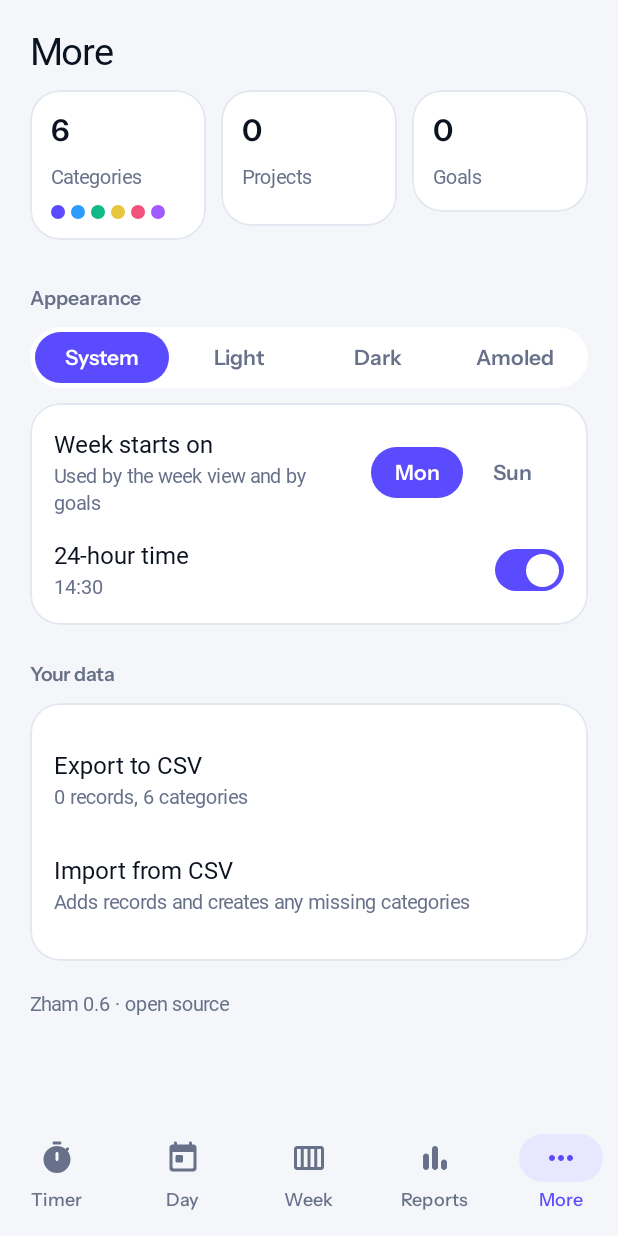
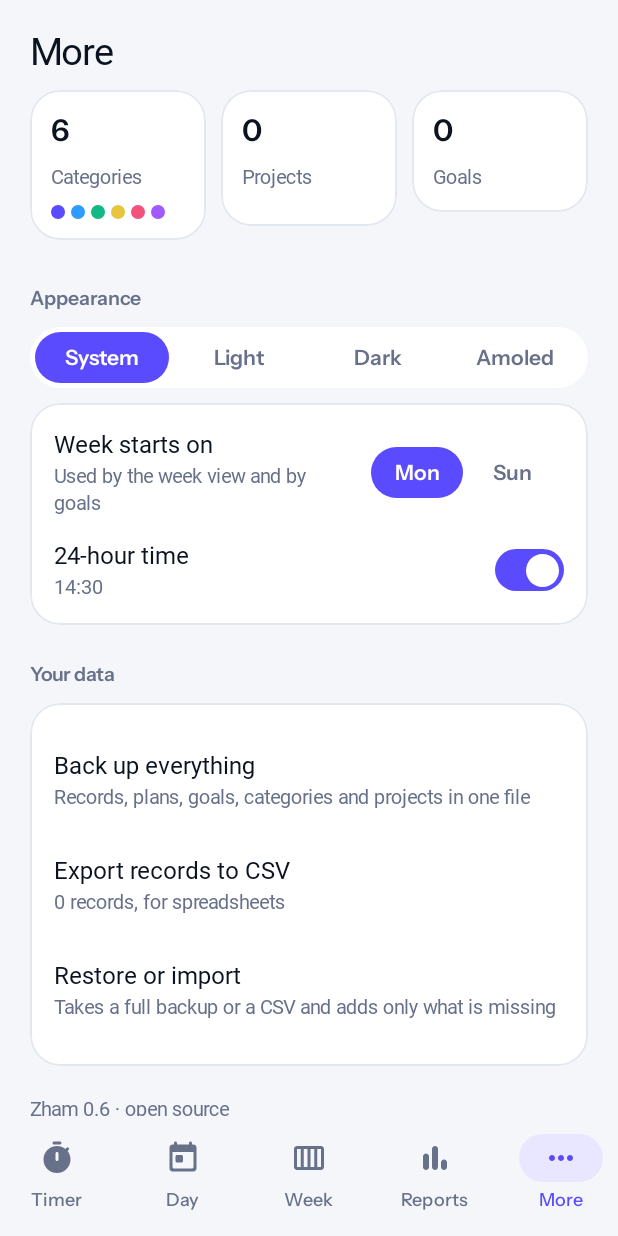
Before and after one commit to KArsen2109/ivy-time, an Android app built with Jetpack Compose: the screen it shows after launch (MainActivity), item 5 of the bottom bar chosen, on a phone screen of 412 x 824 dp. Run offline under Robolectric (Android 15) with nearby library versions, the phone set to English and light mode, and no system bars; our stand-ins replace Dagger/Hilt's generated code, Room's generated code; libraries missing offline, so code that uses them is left out: arrow.core, arrow.core.left, arrow.core.right; Roboto replaces fonts that are not available here.

Commit message:
Fix app issues: signing, undo done, backup, confirmations, midnight handling
Co-Authored-By: Claude Sonnet 5.5 <noreply@anthropic.com>
Claude-Session: https://claude.ai/code/session_01R84tgUn51nZcqyBfz9kH6T

```diff
--- a/app/src/main/kotlin/com/zham/app/AppModule.kt
+++ b/app/src/main/kotlin/com/zham/app/AppModule.kt
@@ -5,6 +5,8 @@ import dagger.Provides
 import dagger.hilt.InstallIn
 import dagger.hilt.components.SingletonComponent
 import java.time.Clock
+import java.time.Instant
+import java.time.ZoneId
 import javax.inject.Singleton
 
 @Module
@@ -12,5 +14,12 @@ import javax.inject.Singleton
 object AppModule {
     @Provides
     @Singleton
-    fun clock(): Clock = Clock.systemDefaultZone()
+    fun clock(): Clock = SystemZoneClock
 }
+
+/** Reads the phone's current zone on every use, so travelling does not leave the app on the old one. */
+private object SystemZoneClock : Clock() {
+    override fun getZone(): ZoneId = ZoneId.systemDefault()
+    override fun withZone(zone: ZoneId): Clock = Clock.system(zone)
+    override fun instant(): Instant = Instant.now()
+}
--- a/app/src/main/kotlin/com/zham/app/day/DayState.kt
+++ b/app/src/main/kotlin/com/zham/app/day/DayState.kt
@@ -43,6 +43,8 @@ data class PlanSheet(
     val repeatLabel: String,
     val description: String,
     val done: Boolean,
+    /** The day this occurrence belongs to; yesterday's for the tail of a block past midnight. */
+    val date: LocalDate,
 )
 
 sealed interface DayEvent {
@@ -54,7 +56,7 @@ sealed interface DayEvent {
     data class OpenPlan(val planId: Long) : DayEvent
     data object CloseSheet : DayEvent
     data class StartFromPlan(val planId: Long) : DayEvent
-    data class TogglePlanDone(val planId: Long) : DayEvent
+    data class TogglePlanDone(val planId: Long, val date: LocalDate, val done: Boolean) : DayEvent
     data class DeletePlan(val planId: Long) : DayEvent
     data object DismissError : DayEvent
 }
--- a/app/src/main/kotlin/com/zham/app/day/SelectedDay.kt
+++ b/app/src/main/kotlin/com/zham/app/day/SelectedDay.kt
@@ -15,13 +15,23 @@ import javax.inject.Singleton
 class SelectedDay @Inject constructor(clock: Clock) {
     private val state = MutableStateFlow(LocalDate.now(clock))
 
+    /** True while the user has not moved away from today, so a new day should carry them along. */
+    private var followingToday = true
+    private var lastToday = LocalDate.now(clock)
+
     val date: StateFlow<LocalDate> = state
 
     fun set(date: LocalDate) {
         state.value = date
+        followingToday = date == lastToday
     }
 
-    fun shift(days: Long) {
-        state.value = state.value.plusDays(days)
+    fun shift(days: Long) = set(state.value.plusDays(days))
+
+    /** Called when the calendar day rolls over, e.g. the app stayed open past midnight. */
+    fun dayChanged(today: LocalDate) {
+        if (today == lastToday) return
+        lastToday = today
+        if (followingToday) state.value = today
     }
 }
--- a/app/src/main/kotlin/com/zham/app/goals/GoalsScreen.kt
+++ b/app/src/main/kotlin/com/zham/app/goals/GoalsScreen.kt
@@ -1,5 +1,6 @@
 package com.zham.app.goals
 
+import com.zham.app.ui.rememberDeleteConfirm
 import androidx.compose.foundation.layout.Arrangement
 import androidx.compose.foundation.layout.Box
 import androidx.compose.foundation.layout.Column
@@ -97,7 +98,10 @@ fun GoalsUi(state: GoalsState, onEvent: (GoalsEvent) -> Unit, modifier: Modifier
                             color = ZhamTheme.extra.slate,
                         )
                     }
-                    IconButton(onClick = { onEvent(GoalsEvent.Delete(goal.id)) }) {
+                    val askDelete = rememberDeleteConfirm(
+                        "Delete this goal?", "The goal goes away. Your records stay.",
+                    ) { onEvent(GoalsEvent.Delete(goal.id)) }
+                    IconButton(onClick = askDelete) {
                         Icon(Icons.Rounded.Delete, contentDescription = "Delete goal")
                     }
                 }
--- a/app/src/main/kotlin/com/zham/app/more/MoreScreen.kt
+++ b/app/src/main/kotlin/com/zham/app/more/MoreScreen.kt
@@ -48,6 +48,19 @@ fun MoreScreen(
     val context = LocalContext.current
     val scope = rememberCoroutineScope()
 
+    val fullLauncher = rememberLauncherForActivityResult(
+        ActivityResultContracts.CreateDocument("application/json")
+    ) { uri ->
+        if (uri == null) return@rememberLauncherForActivityResult
+        scope.launch {
+            val text = viewModel.buildFullBackup()
+            val written = runCatching {
+                context.contentResolver.openOutputStream(uri)?.use { it.write(text.toByteArray()) }
+            }.isSuccess
+            viewModel.onEvent(MoreEvent.ExportDone(written))
+        }
+    }
+
     val exportLauncher = rememberLauncherForActivityResult(
         ActivityResultContracts.CreateDocument("text/csv")
     ) { uri ->
@@ -77,12 +90,10 @@ fun MoreScreen(
         onOpenCategories = onOpenCategories,
         onOpenProjects = onOpenProjects,
         onOpenGoals = onOpenGoals,
-        onExport = { exportLauncher.launch("zham-backup.csv") },
-        onImport = {
-            importLauncher.launch(
-                arrayOf("text/csv", "text/comma-separated-values", "text/plain")
-            )
-        },
+        onExportFull = { fullLauncher.launch("zham-backup.json") },
+        onExport = { exportLauncher.launch("zham-records.csv") },
+        // A backup may be offered with any file type, so none is filtered out.
+        onImport = { importLauncher.launch(arrayOf("*/*")) },
         modifier = modifier,
     )
 }
@@ -94,6 +105,7 @@ fun MoreUi(
     onOpenCategories: () -> Unit,
     onOpenProjects: () -> Unit,
     onOpenGoals: () -> Unit,
+    onExportFull: () -> Unit,
     onExport: () -> Unit,
     onImport: () -> Unit,
     modifier: Modifier = Modifier,
@@ -200,14 +212,20 @@ fun MoreUi(
             SectionLabel("Your data")
             ZhamCard(Modifier.padding(horizontal = Spacing.Gutter)) {
                 SettingRow(
-                    title = "Export to CSV",
-                    subtitle = "${state.recordCount} records, ${state.categoryCount} categories",
+                    title = "Back up everything",
+                    subtitle = "Records, plans, goals, categories and projects in one file",
+                    onClick = onExportFull,
+                    horizontalPadding = 0.dp,
+                )
+                SettingRow(
+                    title = "Export records to CSV",
+                    subtitle = "${state.recordCount} records, for spreadsheets",
                     onClick = onExport,
                     horizontalPadding = 0.dp,
                 )
                 SettingRow(
-                    title = "Import from CSV",
-                    subtitle = "Adds records and creates any missing categories",
+                    title = "Restore or import",
+                    subtitle = "Takes a full backup or a CSV and adds only what is missing",
                     onClick = onImport,
                     horizontalPadding = 0.dp,
                 )
--- a/app/src/main/kotlin/com/zham/app/plan/PlanEditorScreen.kt
+++ b/app/src/main/kotlin/com/zham/app/plan/PlanEditorScreen.kt
@@ -1,5 +1,6 @@
 package com.zham.app.plan
 
+import com.zham.app.ui.rememberDeleteConfirm
 import androidx.compose.foundation.layout.Arrangement
 import androidx.compose.foundation.layout.Column
 import androidx.compose.foundation.layout.PaddingValues
@@ -84,7 +85,10 @@ fun PlanEditorUi(
                 modifier = Modifier.weight(1f),
             )
             if (state.editing) {
-                IconButton(onClick = { onEvent(PlanEditorEvent.Delete) }) {
+                val askDelete = rememberDeleteConfirm(
+                    "Delete this block?", "Every day it repeats on goes away too.",
+                ) { onEvent(PlanEditorEvent.Delete) }
+                IconButton(onClick = askDelete) {
                     Icon(Icons.Rounded.Delete, contentDescription = "Delete block")
                 }
             }
--- a/app/src/main/kotlin/com/zham/app/projects/ProjectsScreen.kt
+++ b/app/src/main/kotlin/com/zham/app/projects/ProjectsScreen.kt
@@ -1,5 +1,6 @@
 package com.zham.app.projects
 
+import com.zham.app.ui.rememberDeleteConfirm
 import androidx.compose.foundation.layout.Arrangement
 import androidx.compose.foundation.layout.Box
 import androidx.compose.foundation.layout.Column
@@ -222,7 +223,10 @@ private fun ProjectCard(project: ProjectItem, onClick: () -> Unit, onDelete: ()
                     color = ZhamTheme.extra.slate,
                 )
             }
-            IconButton(onClick = onDelete) {
+            val askDelete = rememberDeleteConfirm(
+                "Delete this project?", "Records and blocks keep their time but lose the project.", onDelete,
+            )
+            IconButton(onClick = askDelete) {
                 Icon(Icons.Rounded.Delete, contentDescription = "Delete project")
             }
         }
--- a/app/src/main/kotlin/com/zham/app/timer/TimerScreen.kt
+++ b/app/src/main/kotlin/com/zham/app/timer/TimerScreen.kt
@@ -1,5 +1,6 @@
 package com.zham.app.timer
 
+import com.zham.app.ui.rememberDeleteConfirm
 import androidx.compose.foundation.layout.Arrangement
 import androidx.compose.foundation.layout.Column
 import androidx.compose.foundation.layout.PaddingValues
@@ -214,7 +215,10 @@ fun TimerUi(
                         IconButton(onClick = { onEvent(TimerEvent.Resume(record.id)) }) {
                             Icon(Icons.Rounded.Replay, contentDescription = "Track this again")
                         }
-                        IconButton(onClick = { onEvent(TimerEvent.Delete(record.id)) }) {
+                        val askDelete = rememberDeleteConfirm(
+                            "Delete this record?", "The tracked time is removed.",
+                        ) { onEvent(TimerEvent.Delete(record.id)) }
+                        IconButton(onClick = askDelete) {
                             Icon(Icons.Rounded.Delete, contentDescription = "Delete record")
                         }
                     }
--- a/app/src/main/kotlin/com/zham/app/ui/Common.kt
+++ b/app/src/main/kotlin/com/zham/app/ui/Common.kt
@@ -8,13 +8,14 @@ import kotlinx.coroutines.delay
 import java.time.Clock
 import java.time.Instant
 
-/** Current time, refreshed every second while [active]. */
+/** Current time, refreshed every second while [active] and every 30 seconds otherwise. */
 @Composable
 fun tickingNow(clock: Clock, active: Boolean): State<Instant> =
     produceState(initialValue = clock.instant(), key1 = active) {
         value = clock.instant()
-        while (active) {
-            delay(1_000)
+        // Idle screens still tick slowly, so "today" and the now-line follow the clock past midnight.
+        while (true) {
+            delay(if (active) 1_000 else 30_000)
             value = clock.instant()
         }
     }
```
Also changed, not shown: app/src/main/kotlin/com/zham/app/categories/CategoriesScreen.kt (+6 -1 lines), app/src/main/kotlin/com/zham/app/day/DayScreen.kt (+7 -3 lines), app/src/main/kotlin/com/zham/app/day/DayViewModel.kt (+21 -6 lines), app/src/main/kotlin/com/zham/app/entry/EntryMvi.kt (+40 -5 lines), app/src/main/kotlin/com/zham/app/entry/EntryScreen.kt (+14 -1 lines), app/src/main/kotlin/com/zham/app/more/MoreMvi.kt (+22 -40 lines), app/src/main/kotlin/com/zham/app/timer/TimerMvi.kt (+6 -4 lines), app/src/main/kotlin/com/zham/app/ui/Components.kt (+31 -0 lines).
